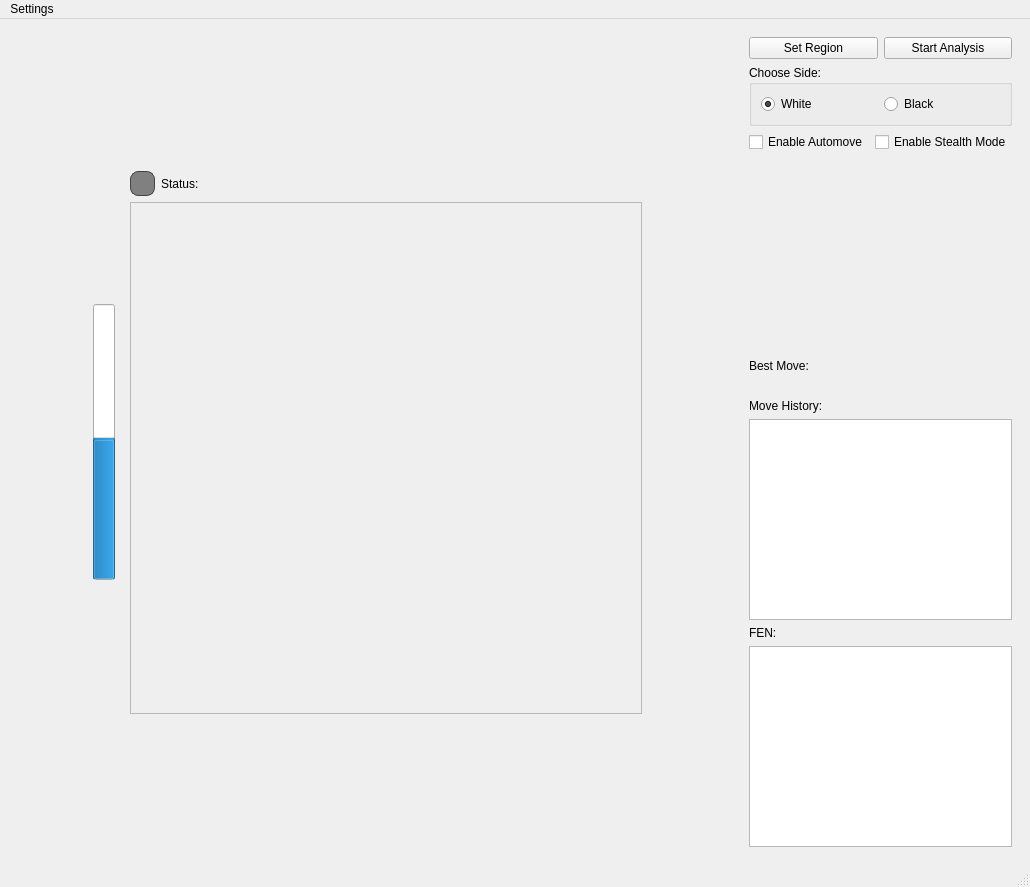
The window that mainwindow.ui (hammersurf221/ChessGUI) describes before a commit, drawn with Qt 5.
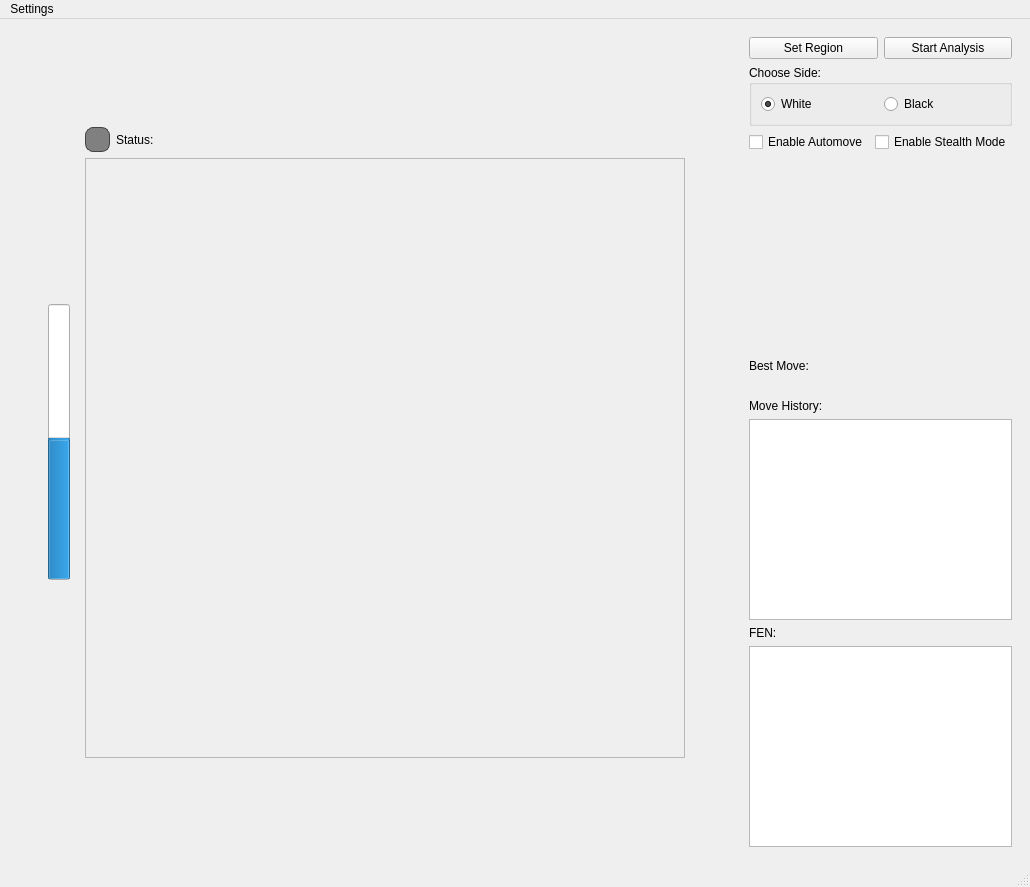
The same window after the commit.

Commit message:
Refactor UI and overlay logic
- Update CMakeLists.txt.user for new build settings
- Refactor arrowoverlay.cpp for improved overlay rendering
- Update boardwidget.cpp and boardwidget.h for better board interaction
- Enhance mainwindow.cpp and mainwindow.ui for improved user experience

```diff
--- a/mainwindow.ui
+++ b/mainwindow.ui
@@ -160,10 +160,16 @@
        </item>
        <item>
         <widget class="QFrame" name="chessBoardFrame">
+         <property name="sizePolicy">
+          <sizepolicy hsizetype="Fixed" vsizetype="Fixed">
+           <horstretch>0</horstretch>
+           <verstretch>0</verstretch>
+          </sizepolicy>
+         </property>
          <property name="minimumSize">
           <size>
-           <width>512</width>
-           <height>512</height>
+           <width>600</width>
+           <height>600</height>
           </size>
          </property>
          <property name="frameShape">
```
The commit also changes 5 other files.
